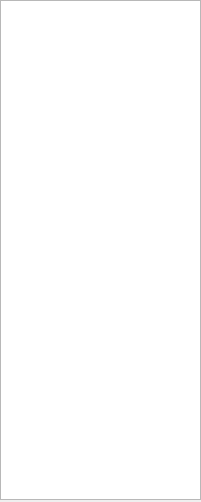
First picture: the form in c2dqt/c2dqt/c2dqt.ui, repository wanglili1219/cocos2d-1.0.1-x-0.12.0-qt, before the edit.
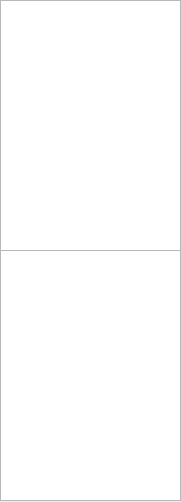
Second picture: the form after the edit.

Commit message: add propery view for tile

Patch:
```diff
--- a/c2dqt/c2dqt/c2dqt.ui
+++ b/c2dqt/c2dqt/c2dqt.ui
@@ -6,7 +6,7 @@
    <rect>
     <x>0</x>
     <y>0</y>
-    <width>201</width>
+    <width>181</width>
     <height>502</height>
    </rect>
   </property>
@@ -19,8 +19,18 @@
      <rect>
       <x>0</x>
       <y>0</y>
-      <width>201</width>
-      <height>500</height>
+      <width>181</width>
+      <height>251</height>
+     </rect>
+    </property>
+   </widget>
+   <widget class="QTableView" name="tableView">
+    <property name="geometry">
+     <rect>
+      <x>0</x>
+      <y>250</y>
+      <width>181</width>
+      <height>251</height>
      </rect>
     </property>
    </widget>
```
The commit also changes 3 other files.
